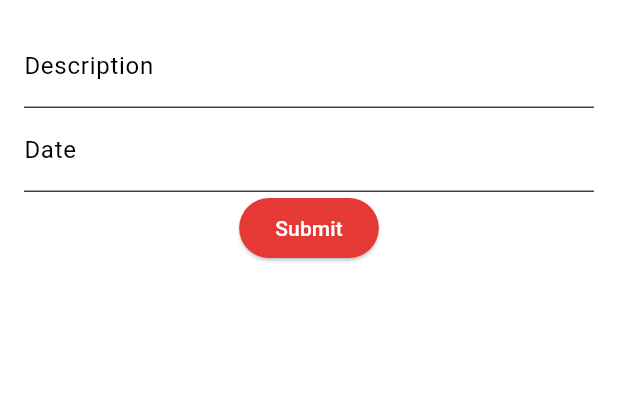
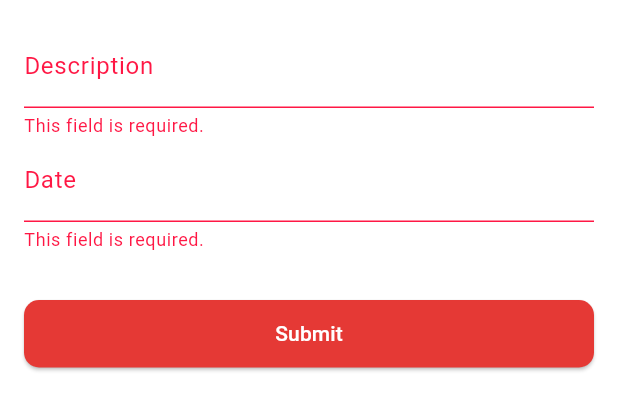
Before and after one commit to enzo-cezarg/to-do-flutter, a Flutter app: the TaskForm widget shown alone on an empty page, opened directly, after a tap on "Submit", on a phone screen of 412 x 824 dp. Shown: the top 410 px of the screen. Run offline on Flutter 3.47's test engine with Material 3 defaults, Android fonts, the phone set to English and light mode, and no system bars; our stand-ins replace sqflite; accounts and stored records are empty.

Commit message:
add task form done

```diff
--- a/lib/components/task_form.dart
+++ b/lib/components/task_form.dart
@@ -1,4 +1,6 @@
 import 'package:flutter/material.dart';
+import 'package:provider/provider.dart';
+import 'package:to_do_firebase/providers/task_provider.dart';
 
 class TaskForm extends StatefulWidget {
   const TaskForm({super.key});
@@ -51,32 +53,84 @@ class _TaskFormState extends State<TaskForm> {
     });
   }
 
+  void _submitForm() async {
+    if (_formKey.currentState!.validate()) {
+      final added = await context.read<TaskProvider>().addTask(_descriptionController.text, false, _selectedDateTime!);
+      final messenger = ScaffoldMessenger.of(context);
+      messenger.clearSnackBars();
+      added
+          ? messenger.showSnackBar(
+              SnackBar(
+                backgroundColor: Colors.green,
+                duration: Duration(seconds: 2),
+                content: Text(
+                  'Added.',
+                  style: TextStyle(color: Colors.white),
+                ),
+              ),
+            )
+          : messenger.showSnackBar(
+              SnackBar(
+                backgroundColor: Theme.of(context).colorScheme.error,
+                duration: Duration(seconds: 2),
+                content: Text(
+                  'Oops! Something went wrong.',
+                  style: TextStyle(color: Colors.white),
+                ),
+              ),
+            );
+      Navigator.pop(context);
+    }
+  }
+
   @override
   Widget build(BuildContext context) {
     return Form(
       key: _formKey,
       child: Padding(
-        padding: EdgeInsets.only(left: 16, top: 16, right: 16, bottom: MediaQuery.of(context).viewInsets.bottom + 128),
+        padding: EdgeInsets.only(
+          left: 16,
+          top: 16,
+          right: 16,
+          bottom: MediaQuery.of(context).viewInsets.bottom + 96,
+        ),
         child: Column(
           mainAxisSize: MainAxisSize.min,
           children: [
-            TextField(
+            TextFormField(
                 controller: _descriptionController,
                 decoration: const InputDecoration(labelText: 'Description'),
-            ),
-            TextField(
+                validator: (v) {
+                  if (v == null || v.isEmpty) {
+                    return 'This field is required.';
+                  }
+
+                  if (v.trimLeft().length < 3) {
+                    return 'Description must be at least 3 characters long.';
+                  }
+
+                  return null;
+                }),
+            TextFormField(
               controller: _dateTimeController,
               decoration: const InputDecoration(labelText: 'Date'),
               readOnly: true,
               onTap: _pickDateTime,
+              validator: (v) => v == null || v.isEmpty ? 'This field is required.' : null,
             ),
-            ElevatedButton(
+            Container(
+              width: double.infinity,
+              height: 45,
+              margin: EdgeInsets.only(top: 32),
+              child: ElevatedButton(
                 style: ElevatedButton.styleFrom(
                   backgroundColor: Theme.of(context).colorScheme.primary,
                   foregroundColor: Theme.of(context).colorScheme.onPrimary,
+                  shape: RoundedRectangleBorder(borderRadius: BorderRadius.all(Radius.circular(10))),
                 ),
-              onPressed: () {},
+                onPressed: _submitForm,
                 child: Text('Submit'),
+              ),
             )
           ],
         ),
--- a/lib/components/task_widget.dart
+++ b/lib/components/task_widget.dart
@@ -16,6 +16,7 @@ class TaskWidget extends StatelessWidget {
   Widget build(BuildContext context) {
     final taskProvider = context.read<TaskProvider>();
     final primaryColor = Theme.of(context).colorScheme.primary;
+    bool isLate = task.taskDate.millisecondsSinceEpoch < DateTime.now().millisecondsSinceEpoch && task.isDone == false;
 
     return Dismissible(
       key: ValueKey(task.id),
@@ -97,7 +98,8 @@ class TaskWidget extends StatelessWidget {
                     subtitle: Text(
                       DateFormat('dd/MM/yyyy HH:mm').format(task.taskDate),
                       style: TextStyle(
-                        color: Theme.of(context).colorScheme.outline,
+                        fontWeight: isLate ? FontWeight.bold : FontWeight.normal,
+                        color: isLate ? Theme.of(context).colorScheme.error : Theme.of(context).colorScheme.outline,
                       ),
                     ),
                     trailing: Checkbox(
```
Lines whose indentation alone changed are shown as unchanged.
